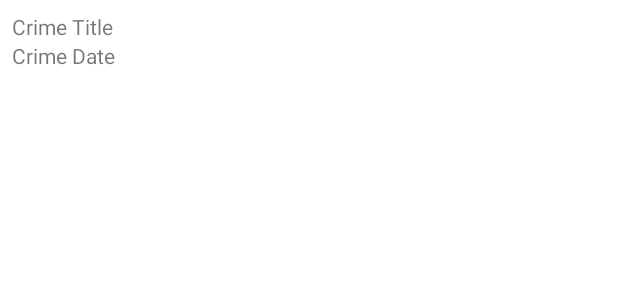
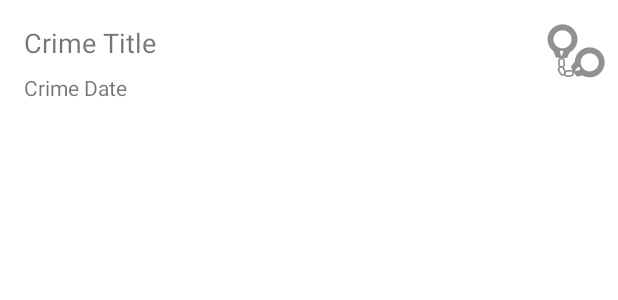
Before and after one commit to AlexsLaboratory/Criminal-Intent, an Android app: the layout list_item_crime.xml on its own in the app's theme, with its tools: preview values and no code run, on a phone screen of 412 x 824 dp. Shown: the top 300 px of the screen. Run offline under Robolectric (Android 15) with nearby library versions, the phone set to English and light mode, and no system bars.

Commit message:
feat: Create User Interface with ConstraintLayout and Widgets
This is the end of "Chapter 10".

```diff
--- a/app/src/main/java/com/bignerdranch/andriod/criminalintent/CrimeListFragment.kt
+++ b/app/src/main/java/com/bignerdranch/andriod/criminalintent/CrimeListFragment.kt
@@ -5,6 +5,7 @@ import android.util.Log
 import android.view.LayoutInflater
 import android.view.View
 import android.view.ViewGroup
+import android.widget.ImageView
 import android.widget.TextView
 import android.widget.Toast
 import androidx.fragment.app.Fragment
@@ -46,11 +47,13 @@ class CrimeListFragment : Fragment() {
     crimeRecyclerView.adapter = adapter
   }
 
-  private inner class CrimeHolder(view: View) : RecyclerView.ViewHolder(view), View.OnClickListener {
+  private inner class CrimeHolder(view: View) : RecyclerView.ViewHolder(view),
+    View.OnClickListener {
     private lateinit var crime: Crime
 
-    val titleTextView: TextView = itemView.findViewById(R.id.crime_title)
-    val dateTextView: TextView = itemView.findViewById(R.id.crime_date)
+    private val titleTextView: TextView = itemView.findViewById(R.id.crime_title)
+    private val dateTextView: TextView = itemView.findViewById(R.id.crime_date)
+    private val solvedImageView: ImageView = itemView.findViewById(R.id.crime_solved)
 
     init {
       itemView.setOnClickListener(this)
@@ -60,6 +63,11 @@ class CrimeListFragment : Fragment() {
       this.crime = crime
       titleTextView.text = this.crime.title
       dateTextView.text = this.crime.date.toString()
+      solvedImageView.visibility = if (crime.isSolved) {
+        View.VISIBLE
+      } else {
+        View.GONE
+      }
     }
 
     override fun onClick(v: View?) {
--- a/app/src/main/res/layout/list_item_crime.xml
+++ b/app/src/main/res/layout/list_item_crime.xml
@@ -1,19 +1,46 @@
 <?xml version="1.0" encoding="utf-8"?>
-<LinearLayout xmlns:android="http://schemas.android.com/apk/res/android"
+<androidx.constraintlayout.widget.ConstraintLayout xmlns:android="http://schemas.android.com/apk/res/android"
+    xmlns:app="http://schemas.android.com/apk/res-auto"
+    xmlns:tools="http://schemas.android.com/tools"
+    android:id="@+id/linearLayout"
     android:layout_width="match_parent"
-    android:layout_height="wrap_content"
-    android:orientation="vertical"
-    android:padding="8dp">
+    android:layout_height="wrap_content">
 
     <TextView
         android:id="@+id/crime_title"
-        android:layout_width="match_parent"
+        android:layout_width="0dp"
         android:layout_height="wrap_content"
-        android:text="@string/crime_title" />
+        android:layout_marginStart="16dp"
+        android:layout_marginTop="16dp"
+        android:layout_marginEnd="8dp"
+        android:text="@string/crime_title"
+        android:textSize="18sp"
+        app:layout_constraintEnd_toStartOf="@+id/crime_solved"
+        app:layout_constraintStart_toStartOf="parent"
+        app:layout_constraintTop_toTopOf="parent"
+        app:layout_constraintVertical_chainStyle="packed" />
 
     <TextView
         android:id="@+id/crime_date"
-        android:layout_width="match_parent"
+        android:layout_width="0dp"
         android:layout_height="wrap_content"
-        android:text="@string/crime_date" />
-</LinearLayout>
+        android:layout_marginStart="16dp"
+        android:layout_marginTop="8dp"
+        android:layout_marginEnd="8dp"
+        android:text="@string/crime_date"
+        app:layout_constraintEnd_toStartOf="@+id/crime_solved"
+        app:layout_constraintStart_toStartOf="parent"
+        app:layout_constraintTop_toBottomOf="@+id/crime_title" />
+
+    <ImageView
+        android:id="@+id/crime_solved"
+        android:layout_width="wrap_content"
+        android:layout_height="wrap_content"
+        android:layout_marginTop="8dp"
+        android:layout_marginEnd="8dp"
+        android:layout_marginBottom="8dp"
+        app:layout_constraintBottom_toBottomOf="parent"
+        app:layout_constraintEnd_toEndOf="parent"
+        app:layout_constraintTop_toTopOf="parent"
+        app:srcCompat="@drawable/ic_solved" />
+</androidx.constraintlayout.widget.ConstraintLayout>
```
Also changed, not shown: app/src/main/res/drawable-hdpi/ic_solved.png (added), app/src/main/res/drawable-mdpi/ic_solved.png (added), app/src/main/res/drawable-xhdpi/ic_solved.png (added), app/src/main/res/drawable-xxhdpi/ic_solved.png (added), app/src/main/res/drawable-xxxhdpi/ic_solved.png (added).
